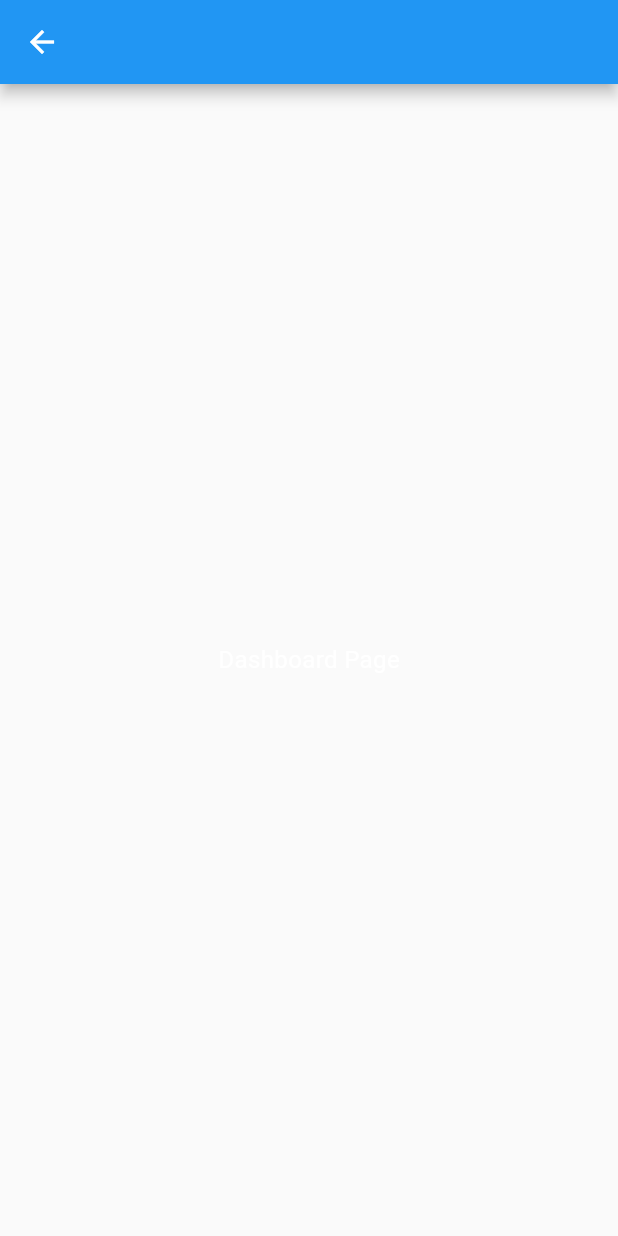
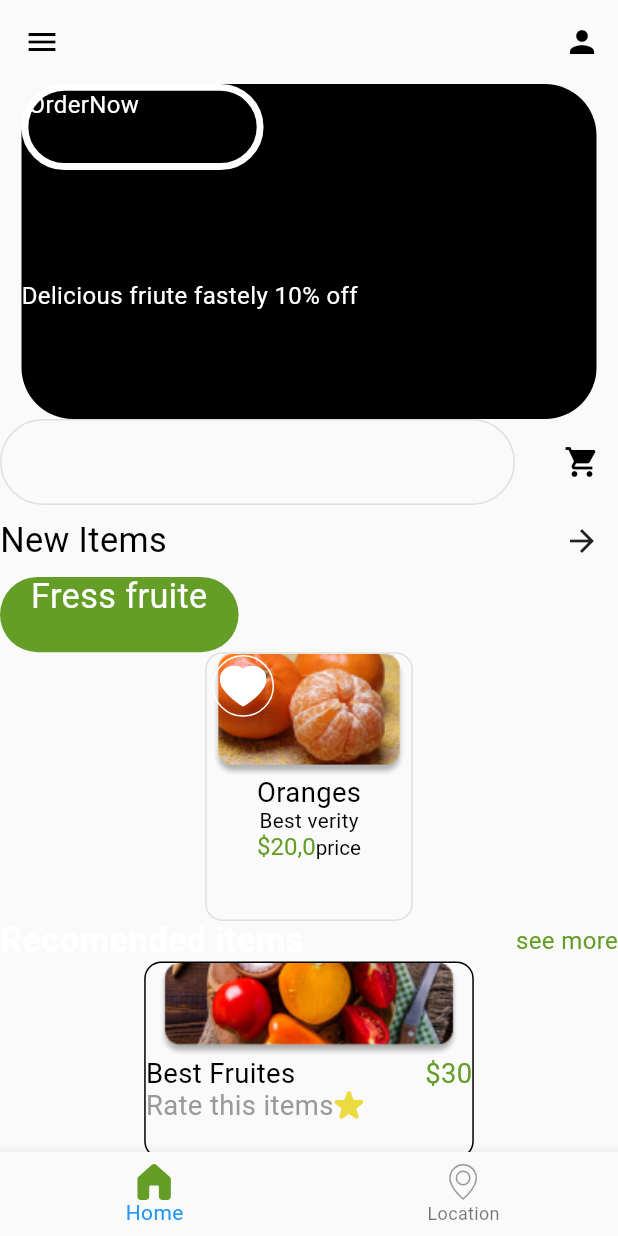
Before and after one commit to sherryqaisrani/Order-App, a Flutter app: the HomeScreen screen opened directly, on a phone screen of 412 x 824 dp. Run offline on Flutter 3.47's test engine with Material 2 defaults, Android fonts, the phone set to English and light mode, and no system bars; our stand-ins replace flutter_screenutil, flutter_svg.

Commit message:
Screens design ready

```diff
--- /dev/null
+++ b/lib/screens/component/home_page.dart
@@ -0,0 +1,292 @@
+import 'package:flutter/material.dart';
+import 'package:flutter_screenutil/flutter_screenutil.dart';
+import 'package:flutter_svg/flutter_svg.dart';
+import 'package:order_app/utils/colors.dart';
+import 'package:order_app/utils/file_path.dart';
+
+class HomePageScreen extends StatelessWidget {
+  const HomePageScreen({super.key});
+
+  @override
+  Widget build(BuildContext context) {
+    return SingleChildScrollView(
+      child: Column(
+        children: [
+          Padding(
+            padding: EdgeInsets.symmetric(horizontal: 12.h),
+            child: Stack(
+              children: [
+                Container(
+                  height: 187.h,
+                  width: double.maxFinite,
+                  decoration: BoxDecoration(
+                    color: Colors.black,
+                    borderRadius: BorderRadius.circular(
+                      30.r,
+                    ),
+                  ),
+                ),
+                Padding(
+                  padding: EdgeInsets.only(top: 110.h),
+                  child: Text(
+                    'Delicious friute fastely 10% off',
+                    style: TextStyle(fontSize: 14.sp, color: Colors.white),
+                  ),
+                ),
+                Container(
+                  height: 48.h,
+                  width: 141.w,
+                  decoration: BoxDecoration(
+                    border: Border.all(
+                      width: 4.w,
+                      color: Colors.white,
+                    ),
+                    borderRadius: BorderRadius.circular(
+                      50.r,
+                    ),
+                  ),
+                  child: Text(
+                    'OrderNow',
+                    style: TextStyle(
+                      fontSize: 14.sp,
+                      color: Colors.white,
+                    ),
+                  ),
+                )
+              ],
+            ),
+          ),
+          Row(
+            mainAxisAlignment: MainAxisAlignment.spaceBetween,
+            children: [
+              Container(
+                height: 48.h,
+                width: 300.w,
+                decoration: BoxDecoration(
+                  border: Border.all(
+                    width: 1.0,
+                    color: CustomTheme.borderColor,
+                  ),
+                  borderRadius: BorderRadius.circular(
+                    50.r,
+                  ),
+                ),
+              ),
+              IconButton(
+                onPressed: () {},
+                icon: const Icon(
+                  Icons.shopping_cart,
+                  color: Colors.black,
+                ),
+              ),
+            ],
+          ),
+          Row(
+            mainAxisAlignment: MainAxisAlignment.spaceBetween,
+            children: [
+              Text(
+                'New Items',
+                style: TextStyle(
+                  fontSize: 20.sp,
+                  color: Colors.black,
+                ),
+              ),
+              IconButton(
+                onPressed: () {},
+                icon: Icon(
+                  Icons.arrow_forward,
+                ),
+              ),
+            ],
+          ),
+          Row(
+            children: [
+              Container(
+                width: 139.w,
+                height: 42.h,
+                decoration: BoxDecoration(
+                  color: Color(0xff659E27),
+                  borderRadius: BorderRadius.circular(
+                    30.r,
+                  ),
+                ),
+                child: Text(
+                  'Fress fruite',
+                  textAlign: TextAlign.center,
+                  style: TextStyle(
+                    fontSize: 20.sp,
+                    color: Colors.white,
+                  ),
+                ),
+              )
+            ],
+          ),
+          Container(
+            height: 150.h,
+            width: 121.w,
+            decoration: BoxDecoration(
+              border: Border.all(
+                width: 1,
+                color: CustomTheme.borderColor,
+              ),
+              borderRadius: BorderRadius.circular(
+                10.r,
+              ),
+            ),
+            child: Column(
+              children: [
+                Stack(
+                  children: [
+                    Container(
+                      child: Image.asset(
+                        AppFiles.text,
+                      ),
+                    ),
+                    Container(
+                      height: 36.h,
+                      width: 36.w,
+                      decoration: BoxDecoration(
+                        border: Border.all(
+                          color: Colors.white,
+                        ),
+                        shape: BoxShape.circle,
+                      ),
+                      child: Padding(
+                        padding: EdgeInsets.all(4),
+                        child: SvgPicture.asset(
+                          AppFiles.heart,
+                        ),
+                      ),
+                    ),
+                  ],
+                ),
+                Text(
+                  'Oranges',
+                  style: TextStyle(
+                    fontSize: 16.sp,
+                    color: Colors.black,
+                  ),
+                ),
+                Text(
+                  'Best verity',
+                  style: TextStyle(
+                    fontSize: 12.sp,
+                    color: Colors.black.withOpacity(
+                      1,
+                    ),
+                  ),
+                ),
+                RichText(
+                  text: TextSpan(
+                      text: '\$20,0',
+                      style: TextStyle(
+                        fontSize: 14.sp,
+                        color: const Color(
+                          0xff659E27,
+                        ),
+                      ),
+                      children: [
+                        TextSpan(
+                            text: 'price',
+                            style: TextStyle(
+                              fontSize: 12.sp,
+                              color: Colors.black.withOpacity(
+                                1,
+                              ),
+                            ))
+                      ]),
+                ),
+              ],
+            ),
+          ),
+          Row(
+            mainAxisAlignment: MainAxisAlignment.spaceBetween,
+            children: [
+              Text(
+                'Recomended items',
+                style: TextStyle(
+                  fontSize: 20.sp,
+                  fontWeight: FontWeight.w600,
+                ),
+              ),
+              Text(
+                'see more',
+                style: TextStyle(
+                  fontSize: 14.sp,
+                  color: Color(
+                    0xff659E27,
+                  ),
+                ),
+              )
+            ],
+          ),
+          Container(
+            height: 110.h,
+            width: 192.w,
+            decoration: BoxDecoration(
+              border: Border.all(
+                width: 1,
+              ),
+              borderRadius: BorderRadius.circular(
+                10.r,
+              ),
+            ),
+            child: Column(
+              children: [
+                Stack(
+                  children: [
+                    Image.asset(
+                      AppFiles.test2,
+                    ),
+                  ],
+                ),
+                Row(
+                  mainAxisAlignment: MainAxisAlignment.spaceBetween,
+                  children: [
+                    Text(
+                      'Best Fruites',
+                      style: TextStyle(
+                        fontSize: 16.sp,
+                        color: Colors.black,
+                      ),
+                    ),
+                    Text(
+                      '\$30',
+                      style: TextStyle(
+                        fontSize: 16.sp,
+                        color: Color(0xff659E27),
+                      ),
+                    )
+                  ],
+                ),
+                Row(
+                  children: [
+                    Text(
+                      'Rate this items',
+                      style: TextStyle(
+                        fontSize: 16.sp,
+                        color: Color(0xff999999),
+                      ),
+                    ),
+                    SizedBox(
+                      width: 18.w,
+                      height: 18.h,
+                      child: SvgPicture.asset(
+                        AppFiles.star,
+                      ),
+                    ),
+                    // ListView.builder(
+                    //   scrollDirection: Axis.horizontal,
+                    //   itemCount: 1,
+                    //   itemBuilder: (context, index) =>
+                    // ),
+                  ],
+                )
+              ],
+            ),
+          )
+        ],
+      ),
+    );
+  }
+}
--- a/lib/screens/home_screen.dart
+++ b/lib/screens/home_screen.dart
@@ -1,16 +1,52 @@
 import 'package:flutter/material.dart';
+import 'package:flutter_screenutil/flutter_screenutil.dart';
+import 'package:flutter_svg/flutter_svg.dart';
+import 'package:order_app/screens/component/home_page.dart';
+import 'package:order_app/utils/colors.dart';
+import 'package:order_app/utils/file_path.dart';
 
 class HomeScreen extends StatelessWidget {
-  const HomeScreen({super.key});
+  HomeScreen({super.key});
+  int currentIndex = 0;
+
+  List screens = [HomePageScreen()];
 
   @override
   Widget build(BuildContext context) {
     return Scaffold(
-        appBar: AppBar(),
-        body: Center(
-          child: Text(
-            'Dashboard Page',
-          ),
-        ));
+      drawer: Drawer(),
+      bottomNavigationBar: BottomNavigationBar(
+        currentIndex: currentIndex,
+        items: [
+          BottomNavigationBarItem(
+              icon: SvgPicture.asset(
+                AppFiles.home,
+              ),
+              label: 'Home'),
+          BottomNavigationBarItem(
+              icon: SvgPicture.asset(
+                AppFiles.location,
+              ),
+              label: 'Location'),
+        ],
+      ),
+      appBar: AppBar(
+        backgroundColor: Colors.transparent,
+        iconTheme: IconThemeData(
+          color: Colors.black,
+        ),
+        elevation: 0,
+        actions: [
+          IconButton(
+            onPressed: () {},
+            icon: const Icon(
+              Icons.person,
+              // color: Colors.black,
+            ),
+          )
+        ],
+      ),
+      body: screens[currentIndex],
+    );
   }
 }
--- a/lib/utils/colors.dart
+++ b/lib/utils/colors.dart
@@ -10,4 +10,6 @@ class CustomTheme {
   static Color lightWhiteColor = const Color(0xffF8F7FB);
   static Color lightwhiteColor = const Color(0xffF6F6F6);
   static Color lightOrangeColor = const Color(0xffF9E1E0);
+
+  static Color borderColor = const Color(0xffDFDFDF);
 }
--- a/lib/utils/file_path.dart
+++ b/lib/utils/file_path.dart
@@ -1,3 +1,12 @@
 class AppFiles {
   static const String logoPath = 'assets/images/logo.png';
+  static const String text = 'assets/images/text.png';
+  static const String test2 = 'assets/images/test2.png';
+  static const String heart = 'assets/svg/heart.svg';
+  static const String star = 'assets/svg/star.svg';
+  static const String home = 'assets/svg/home.svg';
+  static const String location = 'assets/svg/location.svg';
+  static const String scanner = 'assets/svg/scanner.svg';
+  static const String heartBottom = 'assets/svg/heart_bottom.svg';
+  static const String notification = 'assets/svg/notification.svg';
 }
```
Also changed, not shown: assets/images/test2.png (added), assets/images/text.png (added), assets/svg/heart.svg (added), assets/svg/heart_bottom.svg (added), assets/svg/home.svg (added), assets/svg/location.svg (added), assets/svg/notification.svg (added), assets/svg/scanner.svg (added), assets/svg/star.svg (added).
